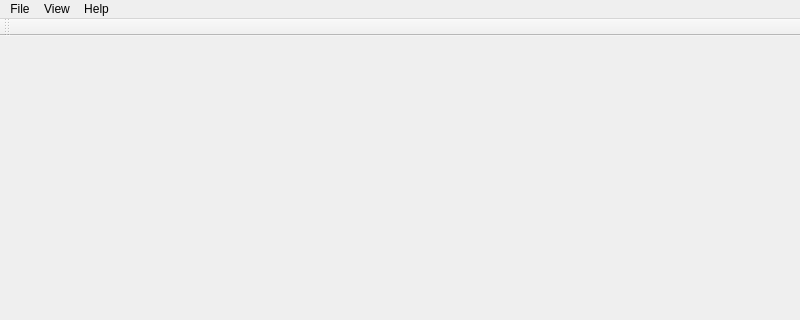
First picture: the form in 5_ImageViewer/imageviewer.ui, repository smartkuku/QT_Learning, before the edit; both pictures show x 0 to 800 and y 0 to 320 of the 800 by 600 pixel window.
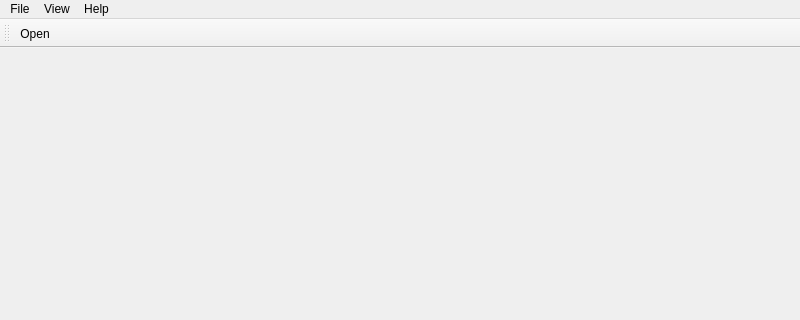
Second picture: the form after the edit. Icons and pictures are not drawn.

Patch:
```diff
--- a/5_ImageViewer/imageviewer.ui
+++ b/5_ImageViewer/imageviewer.ui
@@ -62,6 +62,7 @@
    <attribute name="toolBarBreak">
     <bool>false</bool>
    </attribute>
+   <addaction name="openAct"/>
   </widget>
   <action name="openAct">
    <property name="text">
```
Left out of the diff: 8 changed lines with no effect on the pictures.
